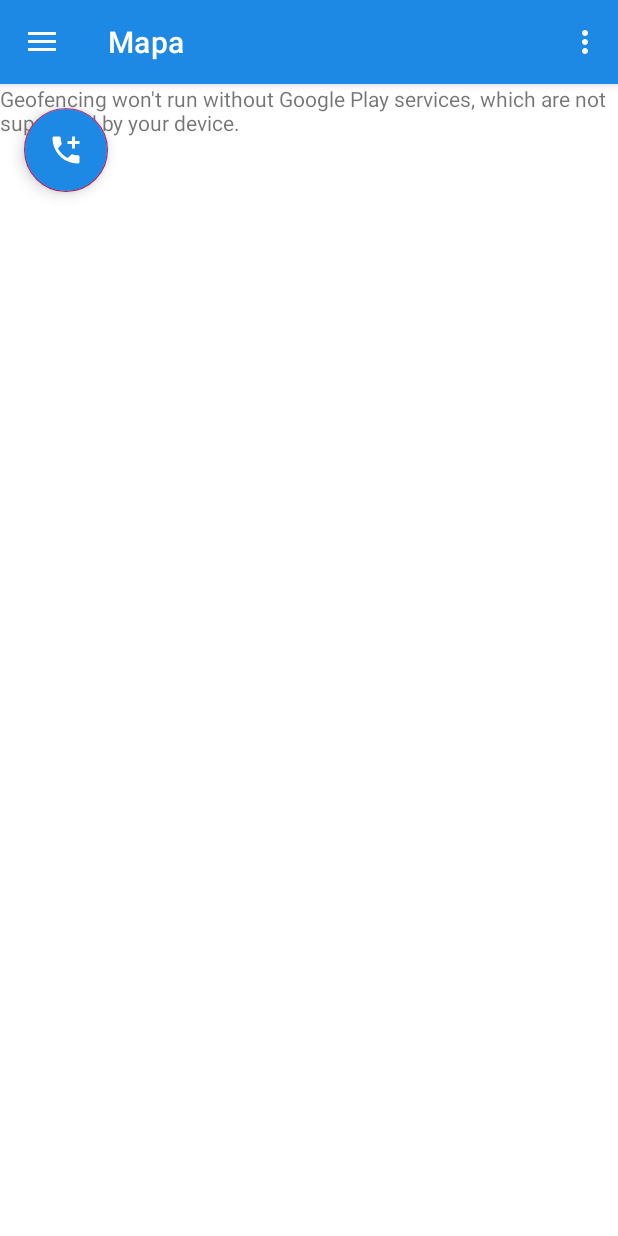
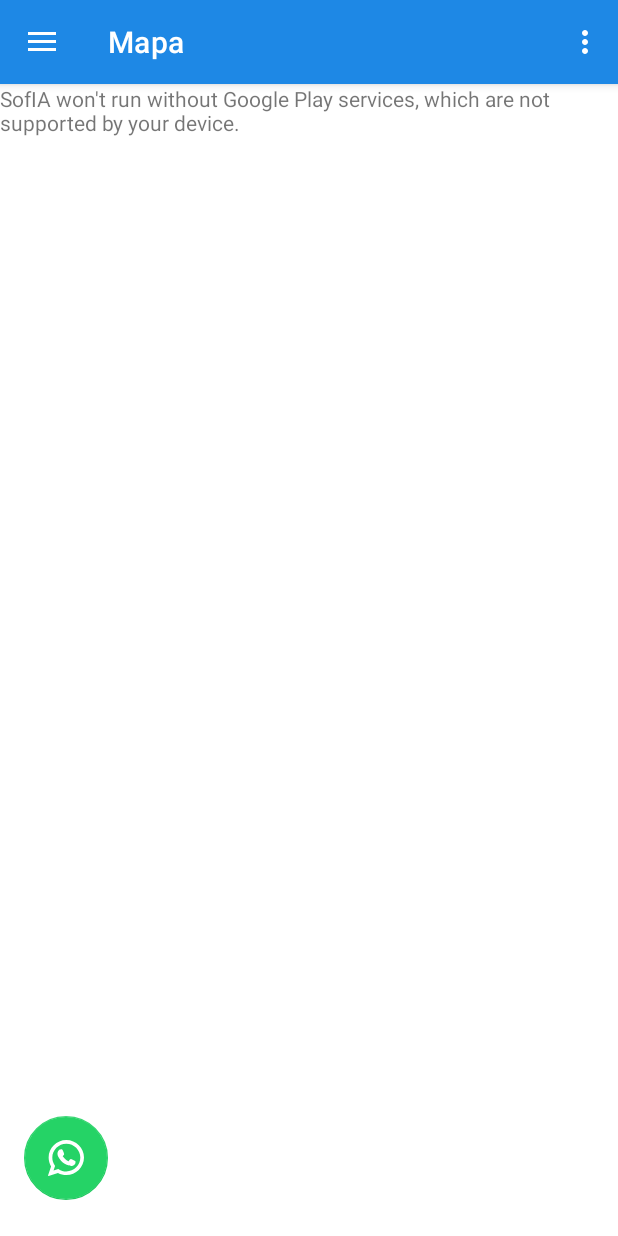
Before and after one commit to mparra37/Geofencing, an Android app: the screen it shows after launch once a user with an empty profile is signed in (InicioActivity), on a phone screen of 412 x 824 dp. Run offline under Robolectric (Android 15) with nearby library versions, the phone set to English and light mode, and no system bars; our stand-ins replace Firebase (no records; nobody signed in at launch, a user with empty details on screens opened directly), navigation-ui.

Commit message:
add whatsapp logo

```diff
--- a/app/src/main/AndroidManifest.xml
+++ b/app/src/main/AndroidManifest.xml
@@ -38,6 +38,7 @@
         <activity
             android:name=".MapsActivity"
             android:exported="true"
+            android:screenOrientation="portrait"
             android:label="@string/title_activity_maps" >
 
 
@@ -46,12 +47,15 @@
         </activity>
         <activity
             android:name=".ContrasenaActivity"
+            android:screenOrientation="portrait"
             android:exported="false" />
         <activity
             android:name=".RegistroActivity"
+            android:screenOrientation="portrait"
             android:exported="false" />
         <activity
             android:name=".LoginActivity"
+            android:screenOrientation="portrait"
             android:exported="true">
 
             <intent-filter>
@@ -64,6 +68,7 @@
         <activity
             android:name=".InicioActivity"
             android:exported="true"
+            android:screenOrientation="portrait"
             android:label="@string/app_name"
             android:theme="@style/Theme.Geofencing.NoActionBar"></activity>
 
--- /dev/null
+++ b/app/src/main/res/drawable/whatsapp_svgrepo_com.xml
@@ -0,0 +1,5 @@
+<vector android:height="48dp" android:viewportHeight="308"
+    android:viewportWidth="308" android:width="48dp" xmlns:android="http://schemas.android.com/apk/res/android">
+    <path android:fillColor="#ffffff" android:pathData="M227.9,176.98c-0.6,-0.29 -23.05,-11.35 -27.04,-12.78c-1.63,-0.58 -3.37,-1.16 -5.23,-1.16c-3.03,0 -5.58,1.51 -7.56,4.48c-2.24,3.33 -9.03,11.27 -11.13,13.64c-0.27,0.31 -0.65,0.69 -0.87,0.69c-0.2,0 -3.68,-1.43 -4.73,-1.89c-24.09,-10.46 -42.37,-35.62 -44.88,-39.87c-0.36,-0.61 -0.37,-0.89 -0.38,-0.89c0.09,-0.32 0.9,-1.13 1.32,-1.55c1.22,-1.21 2.55,-2.81 3.83,-4.35c0.61,-0.73 1.22,-1.46 1.81,-2.15c1.86,-2.16 2.69,-3.84 3.65,-5.79l0.5,-1.01c2.34,-4.66 0.34,-8.59 -0.31,-9.86c-0.53,-1.06 -10.01,-23.94 -11.02,-26.35c-2.42,-5.8 -5.63,-8.5 -10.08,-8.5c-0.41,0 0,0 -1.73,0.07c-2.11,0.09 -13.59,1.6 -18.67,4.8c-5.39,3.39 -14.49,14.22 -14.49,33.25c0,17.13 10.87,33.3 15.54,39.45c0.12,0.16 0.33,0.47 0.64,0.92c17.87,26.1 40.15,45.45 62.74,54.47c21.75,8.69 32.04,9.69 37.9,9.69c0,0 0,0 0,0c2.46,0 4.43,-0.19 6.17,-0.36l1.1,-0.1c7.51,-0.67 24.02,-9.22 27.77,-19.66c2.96,-8.22 3.74,-17.2 1.77,-20.46C233.17,179.51 230.85,178.39 227.9,176.98z"/>
+    <path android:fillColor="#ffffff" android:pathData="M156.73,0C73.32,0 5.45,67.35 5.45,150.14c0,26.78 7.17,52.99 20.74,75.93L0.21,302.72c-0.48,1.43 -0.12,3.01 0.93,4.09C1.91,307.58 2.94,308 4,308c0.41,0 0.81,-0.06 1.21,-0.19l79.92,-25.4c21.87,11.69 46.59,17.85 71.6,17.85C240.14,300.27 308,232.92 308,150.14C308,67.35 240.14,0 156.73,0zM156.73,268.99c-23.54,0 -46.34,-6.8 -65.94,-19.66c-0.66,-0.43 -1.42,-0.65 -2.19,-0.65c-0.41,0 -0.81,0.06 -1.21,0.19l-40.03,12.73l12.92,-38.13c0.42,-1.23 0.21,-2.6 -0.56,-3.65c-14.92,-20.39 -22.81,-44.49 -22.81,-69.68c0,-65.54 53.75,-118.87 119.83,-118.87c66.06,0 119.81,53.32 119.81,118.87C276.55,215.68 222.8,268.99 156.73,268.99z"/>
+</vector>
--- a/app/src/main/res/layout/fragment_home.xml
+++ b/app/src/main/res/layout/fragment_home.xml
@@ -19,12 +19,14 @@
         android:id="@+id/botonMensaje"
         android:layout_width="wrap_content"
         android:layout_height="wrap_content"
-        android:layout_margin="16dp"
         android:layout_marginStart="16dp"
-        android:layout_marginTop="16dp"
-        android:backgroundTint="@color/primaryColor"
-        android:src="@drawable/baseline_add_call_24"
-        app:layout_constraintStart_toStartOf="parent"
-        app:layout_constraintTop_toTopOf="parent" />
+        android:layout_marginBottom="24dp"
+        android:src="@drawable/whatsapp_svgrepo_com"
+        app:backgroundTint="#25D366"
+        app:elevation="0dp"
+        app:layout_constraintBottom_toBottomOf="parent"
+        app:layout_constraintStart_toStartOf="parent" />
+
+
 
 </androidx.constraintlayout.widget.ConstraintLayout>
--- a/app/src/main/res/layout/nav_header_inicio.xml
+++ b/app/src/main/res/layout/nav_header_inicio.xml
@@ -17,7 +17,7 @@
     <TextView
         android:layout_width="match_parent"
         android:layout_height="wrap_content"
-        android:text="Mr. Sobrio"
+        android:text="SofIA"
         android:textSize="20sp"
         android:textAppearance="@style/TextAppearance.AppCompat.Body1" />
 
--- a/app/src/main/res/values/strings.xml
+++ b/app/src/main/res/values/strings.xml
@@ -1,5 +1,5 @@
 <resources>
-    <string name="app_name">Geofencing</string>
+    <string name="app_name">SofIA</string>
     <string name="navigation_drawer_open">Open navigation drawer</string>
     <string name="navigation_drawer_close">Close navigation drawer</string>
     <string name="nav_header_title">Android Studio</string>
```
Also changed, not shown: 1 other file.
